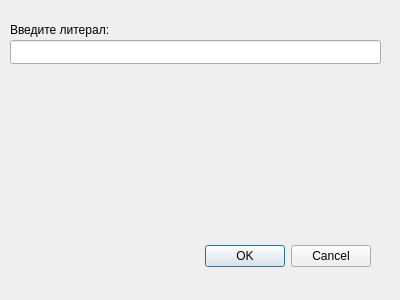
Qt form dialog_add_literals.ui (Vadikkkkk/A-resolution-technique) before a commit.
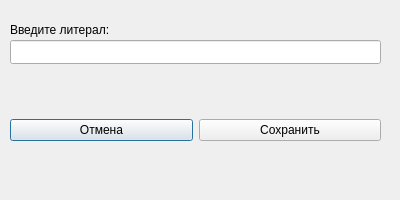
The same form after that commit.

The edit to the form file:
```diff
--- a/dialog_add_literals.ui
+++ b/dialog_add_literals.ui
@@ -7,28 +7,30 @@
     <x>0</x>
     <y>0</y>
     <width>400</width>
-    <height>300</height>
+    <height>200</height>
    </rect>
   </property>
+  <property name="sizePolicy">
+   <sizepolicy hsizetype="Fixed" vsizetype="Fixed">
+    <horstretch>0</horstretch>
+    <verstretch>0</verstretch>
+   </sizepolicy>
+  </property>
+  <property name="minimumSize">
+   <size>
+    <width>400</width>
+    <height>200</height>
+   </size>
+  </property>
+  <property name="maximumSize">
+   <size>
+    <width>400</width>
+    <height>200</height>
+   </size>
+  </property>
   <property name="windowTitle">
    <string>Dialog</string>
   </property>
-  <widget class="QDialogButtonBox" name="buttonBox">
-   <property name="geometry">
-    <rect>
-     <x>30</x>
-     <y>240</y>
-     <width>341</width>
-     <height>32</height>
-    </rect>
-   </property>
-   <property name="orientation">
-    <enum>Qt::Horizontal</enum>
-   </property>
-   <property name="standardButtons">
-    <set>QDialogButtonBox::Cancel|QDialogButtonBox::Ok</set>
-   </property>
-  </widget>
   <widget class="QLabel" name="label">
    <property name="geometry">
     <rect>
@@ -52,6 +54,32 @@
     </rect>
    </property>
   </widget>
+  <widget class="QWidget" name="horizontalLayoutWidget">
+   <property name="geometry">
+    <rect>
+     <x>10</x>
+     <y>90</y>
+     <width>371</width>
+     <height>80</height>
+    </rect>
+   </property>
+   <layout class="QHBoxLayout" name="horizontalLayout">
+    <item>
+     <widget class="QPushButton" name="cancel_button">
+      <property name="text">
+       <string>Отмена</string>
+      </property>
+     </widget>
+    </item>
+    <item>
+     <widget class="QPushButton" name="save_button">
+      <property name="text">
+       <string>Сохранить</string>
+      </property>
+     </widget>
+    </item>
+   </layout>
+  </widget>
  </widget>
  <resources/>
  <connections>
```
Left out of the diff: 37 changed lines with no effect on the pictures.
